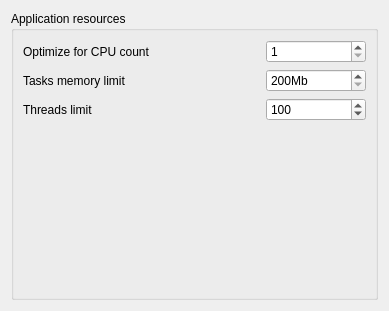
This is src/ugeneui/src/app_settings/resource_settings/ui/ResourceSettingsWidget.ui in violethaze74/ugene as Qt 5 draws it before an edit. The edited form follows.
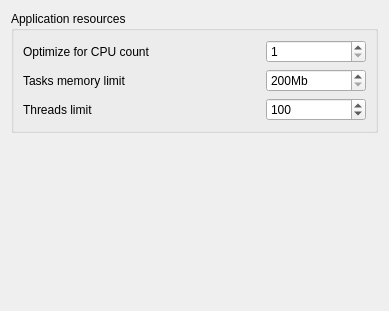
This is the edited form.

Commit message: small refactoring Application Settings (UGENE-2738)

What changed in the file:
```diff
--- a/src/ugeneui/src/app_settings/resource_settings/ui/ResourceSettingsWidget.ui
+++ b/src/ugeneui/src/app_settings/resource_settings/ui/ResourceSettingsWidget.ui
@@ -133,22 +133,22 @@
         </property>
        </widget>
       </item>
-      <item row="3" column="0" >
-       <spacer name="verticalSpacer" >
-        <property name="orientation" >
-         <enum>Qt::Vertical</enum>
-        </property>
-        <property name="sizeHint" stdset="0" >
-         <size>
-          <width>20</width>
-          <height>178</height>
-         </size>
-        </property>
-       </spacer>
-      </item>
      </layout>
     </widget>
    </item>
+   <item>
+    <spacer name="verticalSpacer">
+     <property name="orientation">
+      <enum>Qt::Vertical</enum>
+     </property>
+     <property name="sizeHint" stdset="0">
+      <size>
+       <width>20</width>
+       <height>178</height>
+      </size>
+     </property>
+    </spacer>
+   </item>
   </layout>
  </widget>
  <resources/>
```
Left out of the diff: 95 changed lines with no effect on the pictures. The commit also changes 12 other files.
